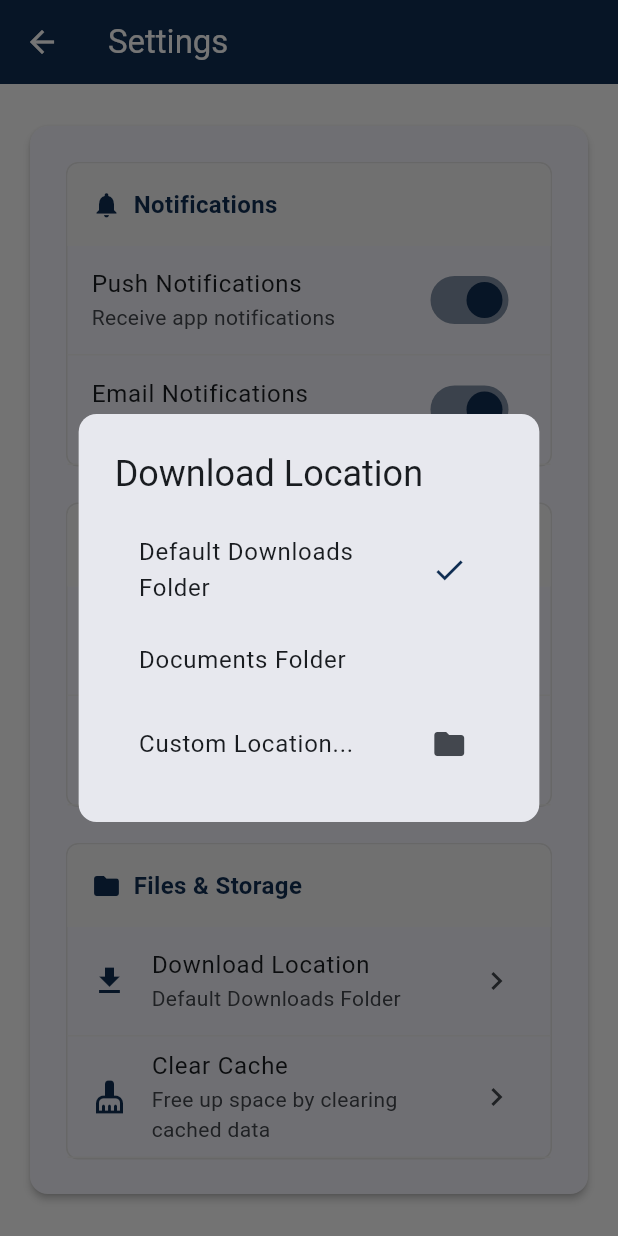
After one commit to GemGreenPokemon/SMP_Mentor_Mentee_Mobile_App, a Flutter app: the WebSettingsScreen screen opened directly, after a tap on "Download Location", on a phone screen of 412 x 824 dp. The commit adds this screen. Run offline on Flutter 3.47's test engine with Material 3 defaults, Android fonts, the phone set to English and light mode, and no system bars; our stand-ins replace cloud_firestore, cloud_functions, firebase_core, share_plus, sqflite; accounts and stored records are empty.

Commit message:
additional settings

```diff
--- a/lib/main.dart
+++ b/lib/main.dart
@@ -13,6 +13,8 @@ import './screens/qualtrics_dashboard_screen.dart';
 import './screens/developer_home_screen.dart';
 import './screens/register_screen.dart';
 import './screens/mentee_acknowledgment_screen.dart';
+import './screens/settings_screen.dart';
+import './screens/web_settings_screen.dart';
 import './services/mentor_service.dart';
 import './utils/responsive.dart';
 
@@ -68,6 +70,9 @@ class MyApp extends StatelessWidget {
         '/qualtrics': (context) => const QualtricsDataDashboardScreen(),
         '/register': (context) => const RegisterScreen(),
         '/mentee_acknowledgment': (context) => const MenteeAcknowledgmentScreen(),
+        '/settings': (context) => Responsive.isWeb()
+            ? const WebSettingsScreen()
+            : const SettingsScreen(),
       },
     );
   }
--- a/lib/screens/developer_home_screen.dart
+++ b/lib/screens/developer_home_screen.dart
@@ -10,6 +10,7 @@ class DeveloperHomeScreen extends StatelessWidget {
       {'label': 'Mentor',     'route': '/mentor'},
       {'label': 'Coordinator','route': '/coordinator'},
       {'label': 'Qualtrics',  'route': '/qualtrics'},
+      {'label': 'Settings',   'route': '/settings'},
     ];
 
     return Scaffold(
--- a/lib/screens/web_coordinator_dashboard_screen.dart
+++ b/lib/screens/web_coordinator_dashboard_screen.dart
@@ -4,7 +4,7 @@ import 'chat_screen.dart';
 import 'schedule_meeting_screen.dart';
 import 'progress_reports_screen.dart';
 import 'resource_hub_screen.dart';
-import 'settings_screen.dart';
+import 'web_settings_screen.dart';
 import 'announcement_screen.dart';
 import 'newsletter_screen.dart';
 import '../services/mentor_service.dart';
@@ -178,7 +178,7 @@ class _WebCoordinatorDashboardScreenState extends State<WebCoordinatorDashboardS
                                 Navigator.push(
                                   context,
                                   MaterialPageRoute(
-                                    builder: (context) => const SettingsScreen(isMentor: false),
+                                    builder: (context) => const WebSettingsScreen(isMentor: false),
                                   ),
                                 );
                                 break;
--- a/lib/screens/web_mentee_dashboard_screen.dart
+++ b/lib/screens/web_mentee_dashboard_screen.dart
@@ -2,7 +2,7 @@ import 'package:flutter/material.dart';
 import 'chat_screen.dart';
 import 'schedule_meeting_screen.dart';
 import 'resource_hub_screen.dart';
-import 'settings_screen.dart';
+import 'web_settings_screen.dart';
 import 'mentee_checklist_screen.dart';
 import 'checkin_checkout_screen.dart';
 import 'meeting_notes_screen.dart';
@@ -174,7 +174,7 @@ class _WebMenteeDashboardScreenState extends State<WebMenteeDashboardScreen> {
                               Navigator.push(
                                 context,
                                 MaterialPageRoute(
-                                  builder: (context) => const SettingsScreen(isMentor: false),
+                                  builder: (context) => const WebSettingsScreen(isMentor: false),
                                 ),
                               );
                             }
--- a/lib/screens/web_mentor_dashboard_screen.dart
+++ b/lib/screens/web_mentor_dashboard_screen.dart
@@ -5,7 +5,7 @@ import 'schedule_meeting_screen.dart';
 import 'meeting_notes_screen.dart';
 import 'progress_reports_screen.dart';
 import 'resource_hub_screen.dart';
-import 'settings_screen.dart';
+import 'web_settings_screen.dart';
 import 'checklist_screen.dart';
 import '../services/mentor_service.dart';
 import 'checkin_checkout_screen.dart';
@@ -177,7 +177,7 @@ class _WebMentorDashboardScreenState extends State<WebMentorDashboardScreen> {
                               Navigator.push(
                                 context,
                                 MaterialPageRoute(
-                                  builder: (context) => const SettingsScreen(isMentor: true),
+                                  builder: (context) => const WebSettingsScreen(isMentor: true),
                                 ),
                               );
                             }
--- /dev/null
+++ b/lib/screens/web_settings_screen.dart
@@ -0,0 +1,426 @@
+import 'package:flutter/material.dart';
+import '../utils/developer_session.dart';
+import '../utils/responsive.dart';
+import 'firestore_manager_screen.dart';
+import 'local_db_manager_screen.dart';
+
+class WebSettingsScreen extends StatefulWidget {
+  final bool isMentor;
+  const WebSettingsScreen({super.key, this.isMentor = true});
+
+  @override
+  State<WebSettingsScreen> createState() => _WebSettingsScreenState();
+}
+
+class _WebSettingsScreenState extends State<WebSettingsScreen> {
+  bool _notificationsEnabled = true;
+  bool _emailNotifications = true;
+  bool _darkMode = false;
+  String _language = 'English';
+  String _downloadLocation = 'Default Downloads Folder';
+
+  @override
+  Widget build(BuildContext context) {
+    bool isDesktop = Responsive.isDesktop(context);
+    bool isTablet = Responsive.isTablet(context);
+    double contentMaxWidth = isDesktop ? 800 : (isTablet ? 600 : double.infinity);
+
+    return Scaffold(
+      backgroundColor: Colors.grey[50],
+      appBar: AppBar(
+        title: const Text('Settings'),
+        backgroundColor: const Color(0xFF0F2D52),
+        foregroundColor: Colors.white,
+        elevation: 0,
+      ),
+      body: Center(
+        child: Container(
+          constraints: BoxConstraints(maxWidth: contentMaxWidth),
+          margin: EdgeInsets.symmetric(
+            horizontal: isDesktop ? 24 : 16,
+            vertical: 24,
+          ),
+          child: Card(
+            elevation: 2,
+            shape: RoundedRectangleBorder(
+              borderRadius: BorderRadius.circular(12),
+            ),
+            child: ListView(
+              padding: const EdgeInsets.all(24.0),
+              children: [
+                _buildWebSection(
+                  'Notifications',
+                  Icons.notifications,
+                  [
+                    _buildSwitchTile(
+                      'Push Notifications',
+                      'Receive app notifications',
+                      _notificationsEnabled,
+                      (value) => setState(() => _notificationsEnabled = value),
+                    ),
+                    _buildSwitchTile(
+                      'Email Notifications',
+                      'Receive email updates',
+                      _emailNotifications,
+                      (value) => setState(() => _emailNotifications = value),
+                    ),
+                  ],
+                ),
+                const SizedBox(height: 24),
+                _buildWebSection(
+                  'Appearance',
+                  Icons.palette,
+                  [
+                    _buildSwitchTile(
+                      'Dark Mode',
+                      'Toggle dark/light theme',
+                      _darkMode,
+                      (value) => setState(() => _darkMode = value),
+                    ),
+                    _buildListTile(
+                      'Language',
+                      _language,
+                      Icons.language,
+                      () => _showLanguageDialog(),
+                    ),
+                  ],
+                ),
+                const SizedBox(height: 24),
+                _buildWebSection(
+                  'Files & Storage',
+                  Icons.folder,
+                  [
+                    _buildListTile(
+                      'Download Location',
+                      _downloadLocation,
+                      Icons.download,
+                      () => _showDownloadLocationDialog(),
+                    ),
+                    _buildListTile(
+                      'Clear Cache',
+                      'Free up space by clearing cached data',
+                      Icons.cleaning_services,
+                      () => _showClearCacheDialog(),
+                    ),
+                  ],
+                ),
+                const SizedBox(height: 24),
+                _buildWebSection(
+                  'Account',
+                  Icons.person,
+                  [
+                    _buildListTile(
+                      'Change Password',
+                      null,
+                      Icons.lock,
+                      () {
+                        // TODO: Implement change password
+                      },
+                    ),
+                    _buildListTile(
+                      'Privacy Settings',
+                      null,
+                      Icons.privacy_tip,
+                      () {
+                        // TODO: Implement privacy settings
+                      },
+                    ),
+                    _buildListTile(
+                      'Connected Accounts',
+                      'Google Drive, OneDrive',
+                      Icons.cloud,
+                      () {
+                        // TODO: Implement connected accounts
+                      },
+                    ),
+                  ],
+                ),
+                const SizedBox(height: 24),
+                _buildWebSection(
+                  'Help & Support',
+                  Icons.help,
+                  [
+                    _buildListTile(
+                      'FAQ',
+                      null,
+                      Icons.question_answer,
+                      () {
+                        // TODO: Show FAQ
+                      },
+                    ),
+                    _buildListTile(
+                      'Contact Support',
+                      null,
+                      Icons.support_agent,
+                      () {
+                        // TODO: Show contact support options
+                      },
+                    ),
+                    _buildListTile(
+                      'About',
+                      'Version 1.0.0',
+                      Icons.info,
+                      () {
+                        // TODO: Show about dialog
+                      },
+                    ),
+                  ],
+                ),
+                if (DeveloperSession.isActive) ...[
+                  const SizedBox(height: 24),
+                  _buildWebSection(
+                    'Developer Tools',
+                    Icons.developer_mode,
+                    [
+                      _buildListTile(
+                        'Local DB Manager',
+                        null,
+                        Icons.storage,
+                        () {
+                          Navigator.push(
+                            context,
+                            MaterialPageRoute(
+                              builder: (context) => const LocalDbManagerScreen(),
+                            ),
+                          );
+                        },
+                      ),
+                      _buildListTile(
+                        'Firestore Manager',
+                        null,
+                        Icons.cloud,
+                        () {
+                          Navigator.push(
+                            context,
+                            MaterialPageRoute(
+                              builder: (context) => const FirestoreManagerScreen(),
+                            ),
+                          );
+                        },
+                      ),
+                      _buildListTile(
+                        'Messaging Loopback Test',
+                        null,
+                        Icons.message,
+                        () {
+                          // TODO: Implement messaging loopback test UI
+                        },
+                      ),
+                    ],
+                  ),
+                ],
+              ],
+            ),
+          ),
+        ),
+      ),
+    );
+  }
+
+  Widget _buildWebSection(String title, IconData icon, List<Widget> children) {
+    return Container(
+      decoration: BoxDecoration(
+        border: Border.all(color: Colors.grey[300]!),
+        borderRadius: BorderRadius.circular(8),
+      ),
+      child: Column(
+        crossAxisAlignment: CrossAxisAlignment.start,
+        children: [
+          Container(
+            padding: const EdgeInsets.all(16.0),
+            decoration: BoxDecoration(
+              color: Colors.grey[100],
+              borderRadius: const BorderRadius.only(
+                topLeft: Radius.circular(8),
+                topRight: Radius.circular(8),
+              ),
+            ),
+            child: Row(
+              children: [
+                Icon(icon, size: 20, color: const Color(0xFF0F2D52)),
+                const SizedBox(width: 8),
+                Text(
+                  title,
+                  style: const TextStyle(
+                    fontSize: 16,
+                    fontWeight: FontWeight.w600,
+                    color: Color(0xFF0F2D52),
+                  ),
+                ),
+              ],
+            ),
+          ),
+          ...children,
+        ],
+      ),
+    );
+  }
+
+  Widget _buildSwitchTile(String title, String subtitle, bool value, Function(bool) onChanged) {
+    return Container(
+      decoration: BoxDecoration(
+        border: Border(
+          bottom: BorderSide(color: Colors.grey[200]!),
+        ),
+      ),
+      child: SwitchListTile(
+        title: Text(title),
+        subtitle: Text(subtitle),
+        value: value,
+        onChanged: onChanged,
+        activeColor: const Color(0xFF0F2D52),
+      ),
+    );
+  }
+
+  Widget _buildListTile(String title, String? subtitle, IconData icon, VoidCallback onTap) {
+    return Container(
+      decoration: BoxDecoration(
+        border: Border(
+          bottom: BorderSide(color: Colors.grey[200]!),
+        ),
+      ),
+      child: ListTile(
+        leading: Icon(icon, color: const Color(0xFF0F2D52)),
+        title: Text(title),
+        subtitle: subtitle != null ? Text(subtitle) : null,
+        trailing: const Icon(Icons.chevron_right),
+        onTap: onTap,
+      ),
+    );
+  }
+
+  void _showLanguageDialog() {
+    showDialog(
+      context: context,
+      builder: (context) => AlertDialog(
+        shape: RoundedRectangleBorder(
+          borderRadius: BorderRadius.circular(12),
+        ),
+        title: const Text('Select Language'),
+        content: Column(
+          mainAxisSize: MainAxisSize.min,
+          children: [
+            ListTile(
+              title: const Text('English'),
+              trailing: _language == 'English' ? const Icon(Icons.check, color: Color(0xFF0F2D52)) : null,
+              onTap: () {
+                setState(() {
+                  _language = 'English';
+                });
+                Navigator.pop(context);
+              },
+            ),
+            ListTile(
+              title: const Text('Spanish'),
+              trailing: _language == 'Spanish' ? const Icon(Icons.check, color: Color(0xFF0F2D52)) : null,
+              onTap: () {
+                setState(() {
+                  _language = 'Spanish';
+                });
+                Navigator.pop(context);
+              },
+            ),
+            ListTile(
+              title: const Text('French'),
+              trailing: _language == 'French' ? const Icon(Icons.check, color: Color(0xFF0F2D52)) : null,
+              onTap: () {
+                setState(() {
+                  _language = 'French';
+                });
+                Navigator.pop(context);
+              },
+            ),
+          ],
+        ),
+      ),
+    );
+  }
+
+  void _showDownloadLocationDialog() {
+    showDialog(
+      context: context,
+      builder: (context) => AlertDialog(
+        shape: RoundedRectangleBorder(
+          borderRadius: BorderRadius.circular(12),
+        ),
+        title: const Text('Download Location'),
+        content: Column(
+          mainAxisSize: MainAxisSize.min,
+          children: [
+            ListTile(
+              title: const Text('Default Downloads Folder'),
+              trailing: _downloadLocation == 'Default Downloads Folder'
+                  ? const Icon(Icons.check, color: Color(0xFF0F2D52))
+                  : null,
+              onTap: () {
+                setState(() {
+                  _downloadLocation = 'Default Downloads Folder';
+                });
+                Navigator.pop(context);
+              },
+            ),
+            ListTile(
+              title: const Text('Documents Folder'),
+              trailing: _downloadLocation == 'Documents Folder'
+                  ? const Icon(Icons.check, color: Color(0xFF0F2D52))
+                  : null,
+              onTap: () {
+                setState(() {
+                  _downloadLocation = 'Documents Folder';
+                });
+                Navigator.pop(context);
+              },
+            ),
+            ListTile(
+              title: const Text('Custom Location...'),
+              trailing: const Icon(Icons.folder),
+              onTap: () {
+                // TODO: Implement custom location picker
+                Navigator.pop(context);
+              },
+            ),
+          ],
+        ),
+      ),
+    );
+  }
+
+  void _showClearCacheDialog() {
+    showDialog(
+      context: context,
+      builder: (context) => AlertDialog(
+        shape: RoundedRectangleBorder(
+          borderRadius: BorderRadius.circular(12),
+        ),
+        title: const Text('Clear Cache'),
+        content: const Text(
+          'This will free up space by removing cached data. Your saved files and settings will not be affected.',
+        ),
+        actions: [
+          TextButton(
+            onPressed: () => Navigator.pop(context),
+            child: const Text('Cancel'),
+          ),
+          ElevatedButton(
+            onPressed: () {
+              // TODO: Implement cache clearing
+              Navigator.pop(context);
+              ScaffoldMessenger.of(context).showSnackBar(
+                const SnackBar(
+                  content: Text('Cache cleared successfully'),
+                  duration: Duration(seconds: 2),
+                ),
+              );
+            },
+            style: ElevatedButton.styleFrom(
+              backgroundColor: const Color(0xFF0F2D52),
+              foregroundColor: Colors.white,
+            ),
+            child: const Text('Clear Cache'),
+          ),
+        ],
+      ),
+    );
+  }
+}
```
